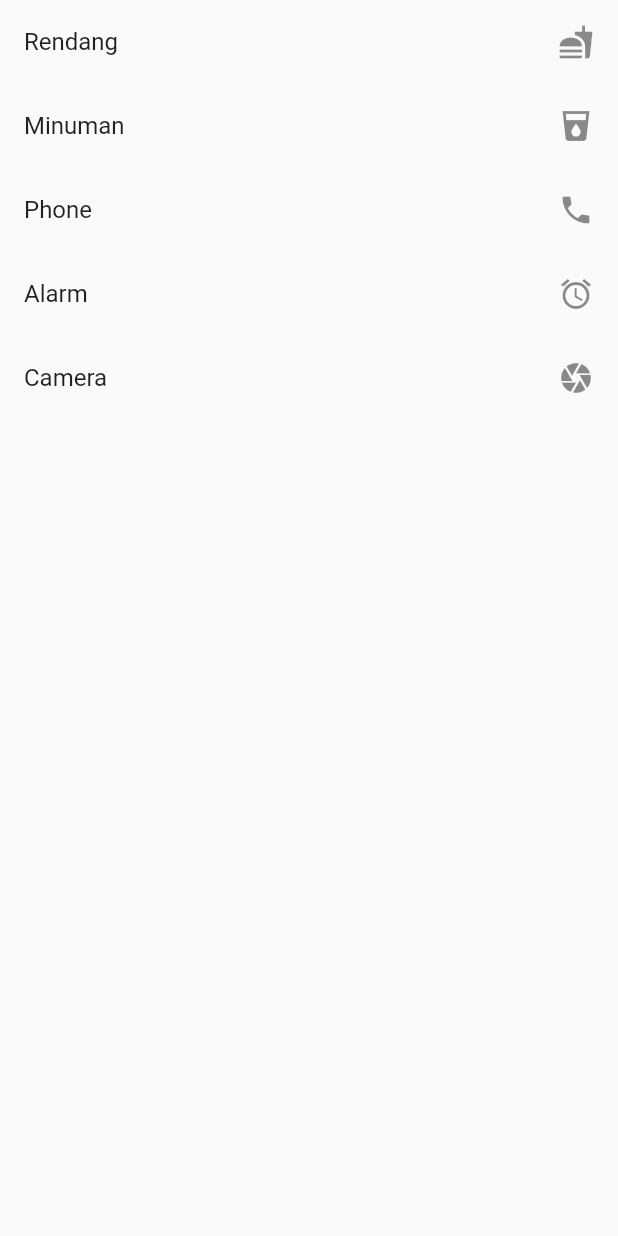
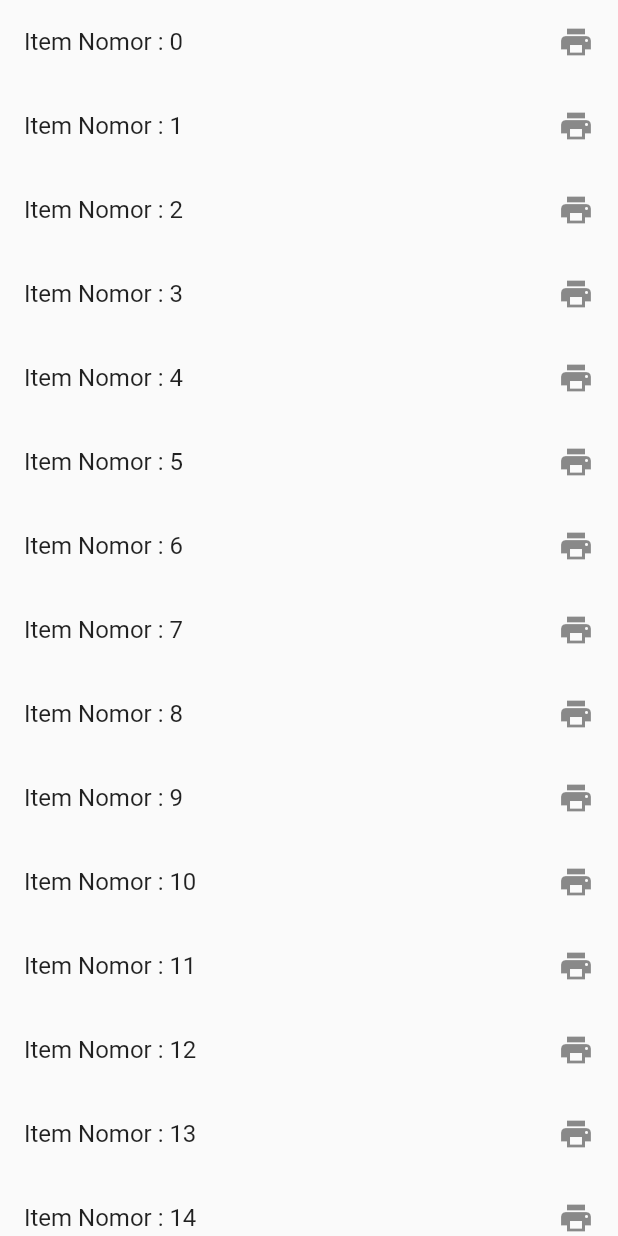
Before and after one commit to roningrum/flutter_dasar, a Flutter app: the screen it shows after launch, on a phone screen of 412 x 824 dp. Run offline on Flutter 3.47's test engine with Material 2 defaults, Android fonts, the phone set to English and light mode, and no system bars.

Commit message:
list widget array

```diff
--- a/lib/main.dart
+++ b/lib/main.dart
@@ -26,40 +26,39 @@ class MyApp extends StatelessWidget {
         // the app on. For desktop platforms, the controls will be smaller and
         // closer together (more dense) than on mobile platforms.
       ),
-      home: PageList(),
+      home: PageListWidget(),
       debugShowCheckedModeBanner: false,
     );
   }
 }
 
-class PageList extends StatelessWidget {
+class PageListWidget extends StatefulWidget {
+  @override
+  _PageListWidgetState createState() => _PageListWidgetState();
+}
+
+class _PageListWidgetState extends State<PageListWidget> {
+  List<int> item = new List();
+
+  @override
+  void initState() {
+    super.initState();
+    for (int i = 0; i < 25; i++) {
+      item.add(i);
+    }
+  }
+
   @override
   Widget build(BuildContext context) {
     return Scaffold(
-      body: new ListView(
-        children:<Widget>[
-          new ListTile(
-            title: Text('Rendang'),
-           trailing: Icon(Icons.fastfood),
-          ),
-          new ListTile(
-            title: Text('Minuman'),
-            trailing: Icon(Icons.local_drink),
-          ),
-          new ListTile(
-            title: Text('Phone'),
-            trailing: Icon(Icons.phone),
-          ),
-          new ListTile(
-            title: Text('Alarm'),
-            trailing: Icon(Icons.alarm),
-          ),
-          new ListTile(
-            title: Text('Camera'),
-            trailing: Icon(Icons.camera),
-          )
-        ],
-      ),
+      body: new ListView.builder(
+          itemCount: item.length,
+          itemBuilder: (BuildContext context, int index) {
+            return new ListTile(
+              title: new Text('Item Nomor : $index'),
+              trailing: new Icon(Icons.print),
+            );
+          }),
     );
   }
 }
```
